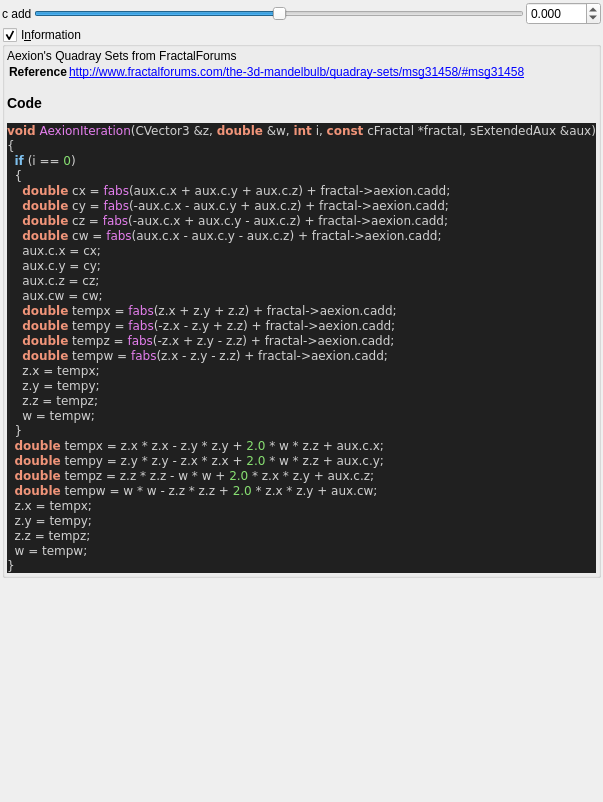
Above: mandelbulber2/qt_data/fractal_aexion.ui from buddhi1980/mandelbulber2 before the change. Below: the same form after it.
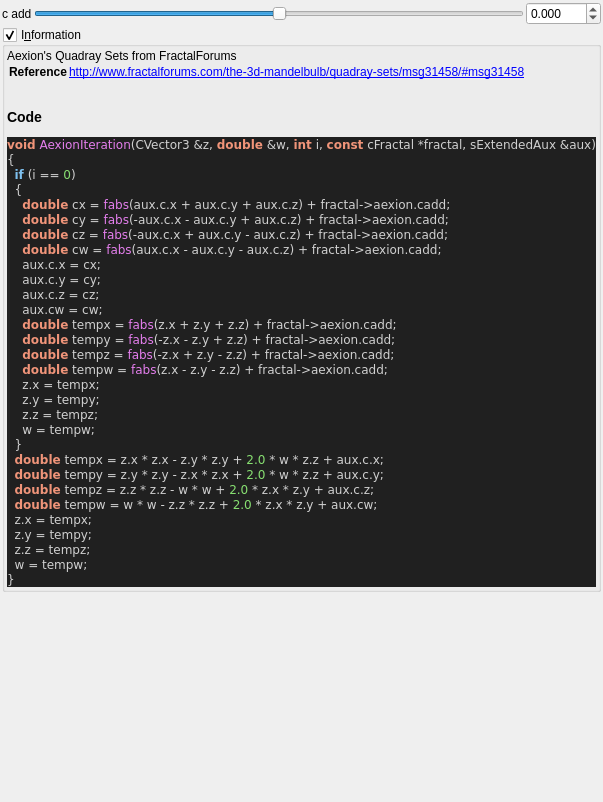
That is the form after the change. Custom widgets are drawn as their Qt base class.

Commit message:
stripped code highlight output to body tag
 the surrounding part (HTML Tag and comment) contained version specific parts.
 Now only the body tag will be written to the ui file,
 so the complete output of populateUiInformation.php should be reproducable.

 Also readded broken symlinks in deploy/share/mandelbulber2

```diff
--- a/mandelbulber2/qt_data/fractal_aexion.ui
+++ b/mandelbulber2/qt_data/fractal_aexion.ui
@@ -124,17 +124,12 @@
        <widget class="QLabel" name="label_code_content">
         <property name="text">
          <string>&lt;p&gt;Aexion's Quadray Sets from FractalForums&lt;/p&gt;&lt;table&gt;
-&lt;tr&gt;&lt;th&gt;Reference&lt;/th&gt;&lt;td&gt;&lt;a href=&quot;http://www.fractalforums.com/the-3d-mandelbulb/quadray-sets/msg31458/#msg31458&quot;&gt;http://www.fractalforums.com/the-3d-mandelbulb/quadray-sets/msg31458/#msg31458&lt;/a&gt;&lt;/td&gt;&lt;/tr&gt;
+&lt;tr&gt;&lt;th&gt;Reference&lt;/th&gt;&lt;td&gt;&lt;a href=&quot;http://www.fractalforums.com/the-3d-mandelbulb/quadray-sets/msg31458/#msg31458&quot;&gt;http://www.fractalforums.com/the-3d-mandelbulb/quadray-sets/msg31458/#msg31458&lt;br&gt;
+&lt;/td&gt;&lt;/tr&gt;
 &lt;/table&gt;
 &lt;h3&gt;Code&lt;/h3&gt;
-&lt;!DOCTYPE HTML PUBLIC &quot;-//W3C//DTD HTML 4.0 Transitional//EN&quot;&gt;
-&lt;html&gt;
-&lt;head&gt;
-&lt;meta http-equiv=&quot;content-type&quot; content=&quot;text/html; charset=ISO-8859-1&quot;&gt;
-&lt;title&gt;Source file&lt;/title&gt;
-&lt;/head&gt;
 &lt;body style=&quot;background-color:#202020&quot;&gt;
-&lt;pre style=&quot;color:#d0d0d0; background-color:#202020;  font-family:'Courier New';&quot;&gt;&lt;span style=&quot;color:#f09479; font-weight:bold&quot;&gt;void&lt;/span&gt; &lt;span style=&quot;color:#e47eed&quot;&gt;AexionIteration&lt;/span&gt;&lt;span style=&quot;color:#d0d0d0&quot;&gt;(&lt;/span&gt;CVector3 &lt;span style=&quot;color:#d0d0d0&quot;&gt;&amp;amp;&lt;/span&gt;z&lt;span style=&quot;color:#d0d0d0&quot;&gt;,&lt;/span&gt; &lt;span style=&quot;color:#f09479; font-weight:bold&quot;&gt;double&lt;/span&gt; &lt;span style=&quot;color:#d0d0d0&quot;&gt;&amp;amp;&lt;/span&gt;w&lt;span style=&quot;color:#d0d0d0&quot;&gt;,&lt;/span&gt; &lt;span style=&quot;color:#f09479; font-weight:bold&quot;&gt;int&lt;/span&gt; i&lt;span style=&quot;color:#d0d0d0&quot;&gt;,&lt;/span&gt; &lt;span style=&quot;color:#f09479; font-weight:bold&quot;&gt;const&lt;/span&gt; cFractal &lt;span style=&quot;color:#d0d0d0&quot;&gt;*&lt;/span&gt;fractal&lt;span style=&quot;color:#d0d0d0&quot;&gt;,&lt;/span&gt; sExtendedAux &lt;span style=&quot;color:#d0d0d0&quot;&gt;&amp;amp;&lt;/span&gt;aux&lt;span style=&quot;color:#d0d0d0&quot;&gt;)&lt;/span&gt;
+&lt;pre style=&quot;color:#d0d0d0; background-color:#202020;  font-family:'Courier New',monospace;&quot;&gt;&lt;span style=&quot;color:#f09479; font-weight:bold&quot;&gt;void&lt;/span&gt; &lt;span style=&quot;color:#e47eed&quot;&gt;AexionIteration&lt;/span&gt;&lt;span style=&quot;color:#d0d0d0&quot;&gt;(&lt;/span&gt;CVector3 &lt;span style=&quot;color:#d0d0d0&quot;&gt;&amp;amp;&lt;/span&gt;z&lt;span style=&quot;color:#d0d0d0&quot;&gt;,&lt;/span&gt; &lt;span style=&quot;color:#f09479; font-weight:bold&quot;&gt;double&lt;/span&gt; &lt;span style=&quot;color:#d0d0d0&quot;&gt;&amp;amp;&lt;/span&gt;w&lt;span style=&quot;color:#d0d0d0&quot;&gt;,&lt;/span&gt; &lt;span style=&quot;color:#f09479; font-weight:bold&quot;&gt;int&lt;/span&gt; i&lt;span style=&quot;color:#d0d0d0&quot;&gt;,&lt;/span&gt; &lt;span style=&quot;color:#f09479; font-weight:bold&quot;&gt;const&lt;/span&gt; cFractal &lt;span style=&quot;color:#d0d0d0&quot;&gt;*&lt;/span&gt;fractal&lt;span style=&quot;color:#d0d0d0&quot;&gt;,&lt;/span&gt; sExtendedAux &lt;span style=&quot;color:#d0d0d0&quot;&gt;&amp;amp;&lt;/span&gt;aux&lt;span style=&quot;color:#d0d0d0&quot;&gt;)&lt;/span&gt;
 &lt;span style=&quot;color:#d0d0d0&quot;&gt;{&lt;/span&gt;
   &lt;span style=&quot;color:#7ec0ee; font-weight:bold&quot;&gt;if&lt;/span&gt; &lt;span style=&quot;color:#d0d0d0&quot;&gt;(&lt;/span&gt;i &lt;span style=&quot;color:#d0d0d0&quot;&gt;==&lt;/span&gt; &lt;span style=&quot;color:#87df71&quot;&gt;0&lt;/span&gt;&lt;span style=&quot;color:#d0d0d0&quot;&gt;)&lt;/span&gt;
   &lt;span style=&quot;color:#d0d0d0&quot;&gt;{&lt;/span&gt;
@@ -165,10 +160,7 @@
   w &lt;span style=&quot;color:#d0d0d0&quot;&gt;=&lt;/span&gt; tempw&lt;span style=&quot;color:#d0d0d0&quot;&gt;;&lt;/span&gt;
 &lt;span style=&quot;color:#d0d0d0&quot;&gt;}&lt;/span&gt;
 &lt;/pre&gt;
-&lt;/body&gt;
-&lt;/html&gt;
-&lt;!--HTML generated by highlight 3.9, http://www.andre-simon.de/--&gt;
-</string>
+&lt;/body&gt;</string>
         </property>
         <property name="wordWrap">
          <bool>true</bool>
```
The commit also changes 109 other files.
